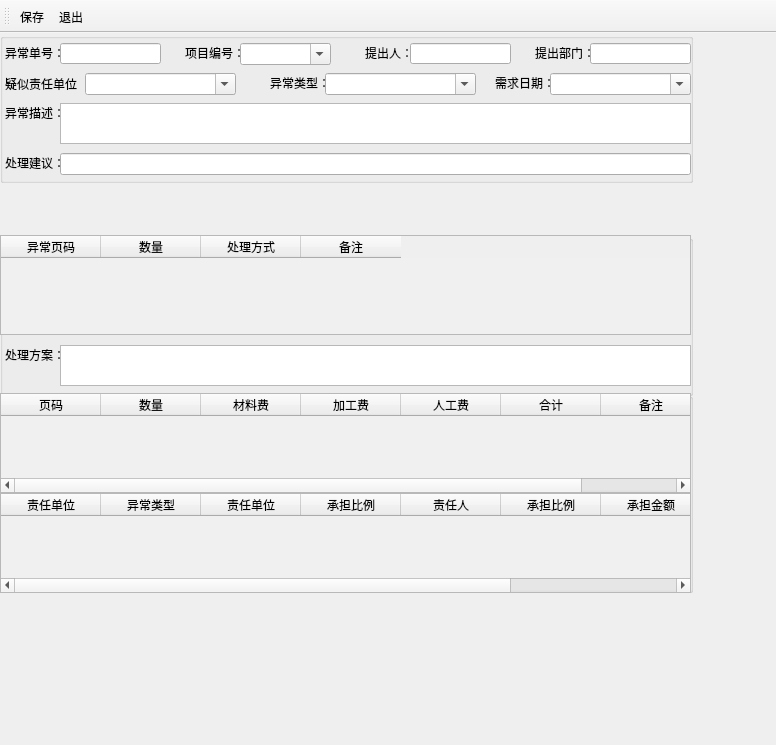
Above: Quality/Exception management/异常明细.ui from 405218718/QMS before the change. Below: the same form after it.
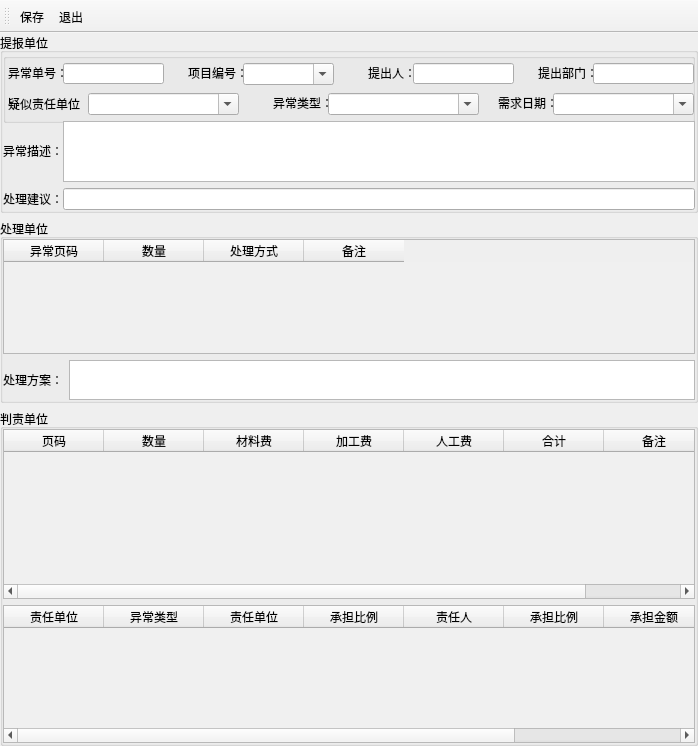
That is the form after the change. Icons and pictures are not drawn.

Commit message: ui更新

Diff of the .ui file:
```diff
--- a/Quality/Exception management/异常明细.ui
+++ b/Quality/Exception management/异常明细.ui
@@ -6,128 +6,91 @@
    <rect>
     <x>0</x>
     <y>0</y>
-    <width>776</width>
-    <height>745</height>
+    <width>698</width>
+    <height>746</height>
    </rect>
   </property>
   <property name="windowTitle">
    <string>MainWindow</string>
   </property>
   <widget class="QWidget" name="centralwidget">
+   <layout class="QGridLayout" name="gridLayout_4">
+    <property name="leftMargin">
+     <number>0</number>
+    </property>
+    <property name="topMargin">
+     <number>0</number>
+    </property>
+    <property name="rightMargin">
+     <number>0</number>
+    </property>
+    <property name="bottomMargin">
+     <number>0</number>
+    </property>
+    <item row="0" column="0">
    <widget class="QGroupBox" name="groupBox">
     <property name="enabled">
      <bool>true</bool>
     </property>
-    <property name="geometry">
-     <rect>
-      <x>0</x>
-      <y>0</y>
-      <width>693</width>
-      <height>150</height>
-     </rect>
-    </property>
+      <property name="minimumSize">
+       <size>
+        <width>0</width>
+        <height>180</height>
+       </size>
+      </property>
+      <property name="maximumSize">
+       <size>
+        <width>16777215</width>
+        <height>180</height>
+       </size>
+      </property>
+      <property name="title">
+       <string>提报单位</string>
+      </property>
+      <layout class="QGridLayout" name="gridLayout">
+       <property name="leftMargin">
+        <number>0</number>
+       </property>
+       <property name="topMargin">
+        <number>0</number>
+       </property>
+       <property name="rightMargin">
+        <number>0</number>
+       </property>
+       <property name="bottomMargin">
+        <number>0</number>
+       </property>
+       <property name="spacing">
+        <number>0</number>
+       </property>
+       <item row="0" column="0">
+        <layout class="QVBoxLayout" name="verticalLayout">
+         <property name="spacing">
+          <number>0</number>
+         </property>
+         <item>
+          <widget class="QGroupBox" name="groupBox_4">
     <property name="minimumSize">
      <size>
       <width>0</width>
-      <height>40</height>
+             <height>70</height>
      </size>
     </property>
     <property name="maximumSize">
      <size>
       <width>16777215</width>
-      <height>150</height>
+             <height>70</height>
      </size>
     </property>
     <property name="title">
      <string/>
     </property>
-    <widget class="QComboBox" name="Text_XiangMuBianHao">
-     <property name="geometry">
-      <rect>
-       <x>240</x>
-       <y>10</y>
-       <width>91</width>
-       <height>22</height>
-      </rect>
-     </property>
-     <property name="editable">
-      <bool>true</bool>
-     </property>
-    </widget>
-    <widget class="QLabel" name="label_19">
-     <property name="geometry">
-      <rect>
-       <x>5</x>
-       <y>41</y>
-       <width>76</width>
-       <height>20</height>
-      </rect>
-     </property>
-     <property name="text">
-      <string>疑似责任单位：</string>
-     </property>
-    </widget>
-    <widget class="QLabel" name="label_15">
-     <property name="geometry">
-      <rect>
-       <x>185</x>
-       <y>10</y>
-       <width>55</width>
-       <height>20</height>
-      </rect>
-     </property>
-     <property name="maximumSize">
-      <size>
-       <width>360</width>
-       <height>36</height>
-      </size>
-     </property>
-     <property name="text">
-      <string>项目编号：</string>
-     </property>
-    </widget>
-    <widget class="QComboBox" name="Text_KeHuBianHhao">
-     <property name="geometry">
-      <rect>
-       <x>85</x>
-       <y>40</y>
-       <width>151</width>
-       <height>22</height>
-      </rect>
-     </property>
-     <property name="editable">
-      <bool>true</bool>
-     </property>
-    </widget>
-    <widget class="QLineEdit" name="Text_QiShi_RiQi">
-     <property name="geometry">
-      <rect>
-       <x>60</x>
-       <y>10</y>
-       <width>101</width>
-       <height>21</height>
-      </rect>
-     </property>
-    </widget>
-    <widget class="QLabel" name="label_16">
-     <property name="geometry">
-      <rect>
-       <x>5</x>
-       <y>10</y>
-       <width>55</width>
-       <height>20</height>
-      </rect>
-     </property>
-     <property name="maximumSize">
-      <size>
-       <width>360</width>
-       <height>36</height>
-      </size>
-     </property>
-     <property name="text">
-      <string>异常单号：</string>
-     </property>
-    </widget>
+           <property name="flat">
+            <bool>false</bool>
+           </property>
+           <property name="checkable">
+            <bool>false</bool>
+           </property>
     <widget class="QLabel" name="label_17">
      <property name="geometry">
       <rect>
@@ -150,14 +113,56 @@
       <set>Qt::AlignLeading|Qt::AlignLeft|Qt::AlignVCenter</set>
      </property>
     </widget>
-    <widget class="QLineEdit" name="Text_QiShi_RiQi_2">
+           <widget class="QComboBox" name="Text_XiangMuBianHao">
      <property name="geometry">
       <rect>
-       <x>410</x>
+              <x>240</x>
        <y>10</y>
-       <width>101</width>
-       <height>21</height>
-      </rect>
+              <width>91</width>
+              <height>22</height>
+             </rect>
+            </property>
+            <property name="editable">
+             <bool>true</bool>
+            </property>
+           </widget>
+           <widget class="QComboBox" name="Text_KeHuBianHhao_2">
+            <property name="geometry">
+             <rect>
+              <x>325</x>
+              <y>40</y>
+              <width>151</width>
+              <height>22</height>
+             </rect>
+            </property>
+            <property name="editable">
+             <bool>true</bool>
+            </property>
+           </widget>
+           <widget class="QComboBox" name="Text_KeHuBianHhao">
+            <property name="geometry">
+             <rect>
+              <x>85</x>
+              <y>40</y>
+              <width>151</width>
+              <height>22</height>
+             </rect>
+            </property>
+            <property name="editable">
+             <bool>true</bool>
+            </property>
+           </widget>
+           <widget class="QComboBox" name="Text_KeHuBianHhao_3">
+            <property name="geometry">
+             <rect>
+              <x>550</x>
+              <y>40</y>
+              <width>141</width>
+              <height>22</height>
+             </rect>
+            </property>
+            <property name="editable">
+             <bool>true</bool>
      </property>
     </widget>
     <widget class="QLineEdit" name="Text_QiShi_RiQi_3">
@@ -170,6 +175,96 @@
       </rect>
      </property>
     </widget>
+           <widget class="QLabel" name="label_22">
+            <property name="geometry">
+             <rect>
+              <x>495</x>
+              <y>40</y>
+              <width>55</width>
+              <height>20</height>
+             </rect>
+            </property>
+            <property name="maximumSize">
+             <size>
+              <width>360</width>
+              <height>36</height>
+             </size>
+            </property>
+            <property name="text">
+             <string>需求日期：</string>
+            </property>
+           </widget>
+           <widget class="QLineEdit" name="Text_QiShi_RiQi">
+            <property name="geometry">
+             <rect>
+              <x>60</x>
+              <y>10</y>
+              <width>101</width>
+              <height>21</height>
+             </rect>
+            </property>
+           </widget>
+           <widget class="QLineEdit" name="Text_QiShi_RiQi_2">
+            <property name="geometry">
+             <rect>
+              <x>410</x>
+              <y>10</y>
+              <width>101</width>
+              <height>21</height>
+             </rect>
+            </property>
+           </widget>
+           <widget class="QLabel" name="label_16">
+            <property name="geometry">
+             <rect>
+              <x>5</x>
+              <y>10</y>
+              <width>55</width>
+              <height>20</height>
+             </rect>
+            </property>
+            <property name="maximumSize">
+             <size>
+              <width>360</width>
+              <height>36</height>
+             </size>
+            </property>
+            <property name="text">
+             <string>异常单号：</string>
+            </property>
+           </widget>
+           <widget class="QLabel" name="label_15">
+            <property name="geometry">
+             <rect>
+              <x>185</x>
+              <y>10</y>
+              <width>55</width>
+              <height>20</height>
+             </rect>
+            </property>
+            <property name="maximumSize">
+             <size>
+              <width>360</width>
+              <height>36</height>
+             </size>
+            </property>
+            <property name="text">
+             <string>项目编号：</string>
+            </property>
+           </widget>
+           <widget class="QLabel" name="label_19">
+            <property name="geometry">
+             <rect>
+              <x>5</x>
+              <y>41</y>
+              <width>76</width>
+              <height>20</height>
+             </rect>
+            </property>
+            <property name="text">
+             <string>疑似责任单位：</string>
+            </property>
+           </widget>
     <widget class="QLabel" name="label_18">
      <property name="geometry">
       <rect>
@@ -189,19 +284,6 @@
       <string>提出部门：</string>
      </property>
     </widget>
-    <widget class="QComboBox" name="Text_KeHuBianHhao_2">
-     <property name="geometry">
-      <rect>
-       <x>325</x>
-       <y>40</y>
-       <width>151</width>
-       <height>22</height>
-      </rect>
-     </property>
-     <property name="editable">
-      <bool>true</bool>
-     </property>
-    </widget>
     <widget class="QLabel" name="label_21">
      <property name="geometry">
       <rect>
@@ -221,15 +303,18 @@
       <string>异常类型：</string>
      </property>
     </widget>
+          </widget>
+         </item>
+         <item>
+          <layout class="QHBoxLayout" name="horizontalLayout">
+           <property name="spacing">
+            <number>0</number>
+           </property>
+           <property name="bottomMargin">
+            <number>6</number>
+           </property>
+           <item>
     <widget class="QLabel" name="label_20">
-     <property name="geometry">
-      <rect>
-       <x>5</x>
-       <y>70</y>
-       <width>55</width>
-       <height>20</height>
-      </rect>
-     </property>
      <property name="maximumSize">
       <size>
        <width>360</width>
@@ -240,25 +325,26 @@
       <string>异常描述：</string>
      </property>
     </widget>
-    <widget class="QLineEdit" name="Text_QiShi_RiQi_5">
-     <property name="geometry">
-      <rect>
-       <x>60</x>
-       <y>120</y>
-       <width>631</width>
-       <height>22</height>
-      </rect>
-     </property>
-    </widget>
+           </item>
+           <item>
+            <widget class="QTextEdit" name="textEdit">
+             <property name="tabStopWidth">
+              <number>80</number>
+             </property>
+             <property name="tabStopDistance">
+              <double>80.000000000000000</double>
+             </property>
+             <property name="acceptRichText">
+              <bool>true</bool>
+             </property>
+            </widget>
+           </item>
+          </layout>
+         </item>
+         <item>
+          <layout class="QHBoxLayout" name="horizontalLayout_2">
+           <item>
     <widget class="QLabel" name="label_23">
-     <property name="geometry">
-      <rect>
-       <x>5</x>
-       <y>120</y>
-       <width>55</width>
-       <height>20</height>
-      </rect>
-     </property>
      <property name="maximumSize">
       <size>
        <width>360</width>
@@ -269,61 +355,22 @@
       <string>处理建议：</string>
      </property>
     </widget>
-    <widget class="QLabel" name="label_22">
-     <property name="geometry">
-      <rect>
-       <x>495</x>
-       <y>40</y>
-       <width>55</width>
-       <height>20</height>
-      </rect>
-     </property>
-     <property name="maximumSize">
-      <size>
-       <width>360</width>
-       <height>36</height>
-      </size>
-     </property>
-     <property name="text">
-      <string>需求日期：</string>
-     </property>
-    </widget>
-    <widget class="QComboBox" name="Text_KeHuBianHhao_3">
-     <property name="geometry">
-      <rect>
-       <x>550</x>
-       <y>40</y>
-       <width>141</width>
-       <height>22</height>
-      </rect>
-     </property>
-     <property name="editable">
-      <bool>true</bool>
-     </property>
-    </widget>
-    <widget class="QTextEdit" name="textEdit">
-     <property name="geometry">
-      <rect>
-       <x>60</x>
-       <y>70</y>
-       <width>631</width>
-       <height>41</height>
-      </rect>
-     </property>
-    </widget>
-   </widget>
+           </item>
+           <item>
+            <widget class="QLineEdit" name="Text_QiShi_RiQi_5"/>
+           </item>
+          </layout>
+         </item>
+        </layout>
+       </item>
+      </layout>
+     </widget>
+    </item>
+    <item row="1" column="0">
    <widget class="QGroupBox" name="groupBox_2">
     <property name="enabled">
      <bool>true</bool>
     </property>
-    <property name="geometry">
-     <rect>
-      <x>0</x>
-      <y>202</y>
-      <width>693</width>
-      <height>161</height>
-     </rect>
-    </property>
     <property name="minimumSize">
      <size>
       <width>0</width>
@@ -333,56 +380,42 @@
     <property name="maximumSize">
      <size>
       <width>16777215</width>
-      <height>161</height>
+        <height>300</height>
      </size>
     </property>
     <property name="title">
-     <string/>
-    </property>
-    <widget class="QLabel" name="label_30">
-     <property name="geometry">
-      <rect>
-       <x>5</x>
-       <y>110</y>
-       <width>55</width>
-       <height>20</height>
-      </rect>
-     </property>
-     <property name="maximumSize">
-      <size>
-       <width>360</width>
-       <height>36</height>
-      </size>
-     </property>
-     <property name="text">
-      <string>处理方案：</string>
-     </property>
-    </widget>
-    <widget class="QTextEdit" name="textEdit_2">
-     <property name="geometry">
-      <rect>
-       <x>60</x>
-       <y>110</y>
-       <width>631</width>
-       <height>41</height>
-      </rect>
-     </property>
-    </widget>
+       <string>处理单位</string>
+      </property>
+      <layout class="QGridLayout" name="gridLayout_2" columnstretch="0">
+       <property name="leftMargin">
+        <number>0</number>
+       </property>
+       <property name="topMargin">
+        <number>0</number>
+       </property>
+       <property name="rightMargin">
+        <number>0</number>
+       </property>
+       <property name="bottomMargin">
+        <number>0</number>
+       </property>
+       <property name="spacing">
+        <number>6</number>
+       </property>
+       <item row="0" column="0">
     <widget class="QTableWidget" name="Text_ShuJuXianShi">
-     <property name="geometry">
-      <rect>
-       <x>0</x>
-       <y>0</y>
-       <width>691</width>
-       <height>100</height>
-      </rect>
-     </property>
      <property name="sizePolicy">
       <sizepolicy hsizetype="Preferred" vsizetype="Preferred">
        <horstretch>0</horstretch>
        <verstretch>0</verstretch>
       </sizepolicy>
      </property>
+         <property name="maximumSize">
+          <size>
+           <width>16777215</width>
+           <height>160</height>
+          </size>
+         </property>
      <property name="palette">
       <palette>
        <active>
@@ -444,19 +477,54 @@
       </property>
      </column>
     </widget>
-   </widget>
+       </item>
+       <item row="1" column="0">
+        <layout class="QHBoxLayout" name="horizontalLayout_3">
+         <item>
+          <widget class="QLabel" name="label_30">
+           <property name="minimumSize">
+            <size>
+             <width>0</width>
+             <height>40</height>
+            </size>
+           </property>
+           <property name="maximumSize">
+            <size>
+             <width>360</width>
+             <height>40</height>
+            </size>
+           </property>
+           <property name="text">
+            <string>处理方案：</string>
+           </property>
+          </widget>
+         </item>
+         <item>
+          <widget class="QTextEdit" name="textEdit_2">
+           <property name="minimumSize">
+            <size>
+             <width>0</width>
+             <height>40</height>
+            </size>
+           </property>
+           <property name="maximumSize">
+            <size>
+             <width>16777215</width>
+             <height>40</height>
+            </size>
+           </property>
+          </widget>
+         </item>
+        </layout>
+       </item>
+      </layout>
+     </widget>
+    </item>
+    <item row="2" column="0">
    <widget class="QGroupBox" name="groupBox_3">
     <property name="enabled">
      <bool>true</bool>
     </property>
-    <property name="geometry">
-     <rect>
-      <x>0</x>
-      <y>360</y>
-      <width>693</width>
-      <height>200</height>
-     </rect>
-    </property>
     <property name="minimumSize">
      <size>
       <width>0</width>
@@ -466,21 +534,30 @@
     <property name="maximumSize">
      <size>
       <width>16777215</width>
-      <height>200</height>
+        <height>16777215</height>
      </size>
     </property>
     <property name="title">
-     <string/>
-    </property>
+       <string>判责单位</string>
+      </property>
+      <layout class="QGridLayout" name="gridLayout_3">
+       <property name="leftMargin">
+        <number>0</number>
+       </property>
+       <property name="topMargin">
+        <number>0</number>
+       </property>
+       <property name="rightMargin">
+        <number>0</number>
+       </property>
+       <property name="bottomMargin">
+        <number>0</number>
+       </property>
+       <property name="verticalSpacing">
+        <number>6</number>
+       </property>
+       <item row="0" column="0">
     <widget class="QTableWidget" name="Text_ShuJuXianShi_2">
-     <property name="geometry">
-      <rect>
-       <x>0</x>
-       <y>0</y>
-       <width>691</width>
-       <height>100</height>
-      </rect>
-     </property>
      <property name="sizePolicy">
       <sizepolicy hsizetype="Preferred" vsizetype="Preferred">
        <horstretch>0</horstretch>
@@ -563,21 +640,21 @@
       </property>
      </column>
     </widget>
+       </item>
+       <item row="1" column="0">
     <widget class="QTableWidget" name="Text_ShuJuXianShi_3">
-     <property name="geometry">
-      <rect>
-       <x>0</x>
-       <y>100</y>
-       <width>691</width>
-       <height>100</height>
-      </rect>
-     </property>
      <property name="sizePolicy">
       <sizepolicy hsizetype="Preferred" vsizetype="Preferred">
        <horstretch>0</horstretch>
        <verstretch>0</verstretch>
       </sizepolicy>
      </property>
+         <property name="maximumSize">
+          <size>
+           <width>16777215</width>
+           <height>160</height>
+          </size>
+         </property>
      <property name="palette">
       <palette>
        <active>
@@ -659,7 +736,11 @@
       </property>
      </column>
     </widget>
-   </widget>
+       </item>
+      </layout>
+     </widget>
+    </item>
+   </layout>
   </widget>
   <widget class="QToolBar" name="toolBar">
    <property name="windowTitle">
```
Lines whose indentation alone changed are shown as unchanged.
